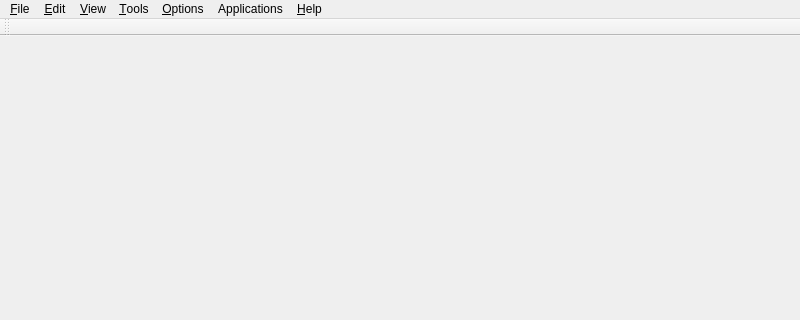
Qt form ShuTu_gui/neurolabi/gui/mainwindow.ui (tingzhao/ShuTu) before a commit; both pictures show x 0 to 800 and y 0 to 320 of the 800 by 600 pixel window.
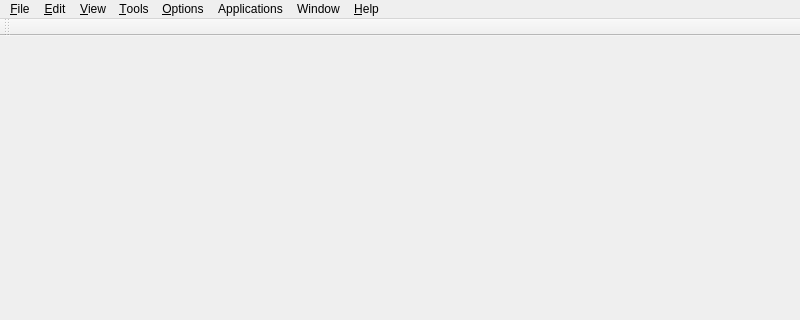
The same form after that commit. Icons and pictures are not drawn.

The edit to the form file:
```diff
--- a/ShuTu_gui/neurolabi/gui/mainwindow.ui
+++ b/ShuTu_gui/neurolabi/gui/mainwindow.ui
@@ -428,12 +428,21 @@
     <addaction name="menuFLy_EM"/>
     <addaction name="menuBiocytin"/>
    </widget>
+   <widget class="QMenu" name="menuWindow">
+    <property name="title">
+     <string>Window</string>
+    </property>
+    <addaction name="actionStack_Window"/>
+    <addaction name="actionProject_Window"/>
+    <addaction name="action3D_Window"/>
+   </widget>
    <addaction name="menuFile"/>
    <addaction name="menuEdit"/>
    <addaction name="menuView"/>
    <addaction name="menuTools"/>
    <addaction name="menuOptions"/>
    <addaction name="menuApplications"/>
+   <addaction name="menuWindow"/>
    <addaction name="menuHelp"/>
   </widget>
   <widget class="QStatusBar" name="statusbar"/>
```
Left out of the diff: 15 changed lines with no effect on the pictures.
